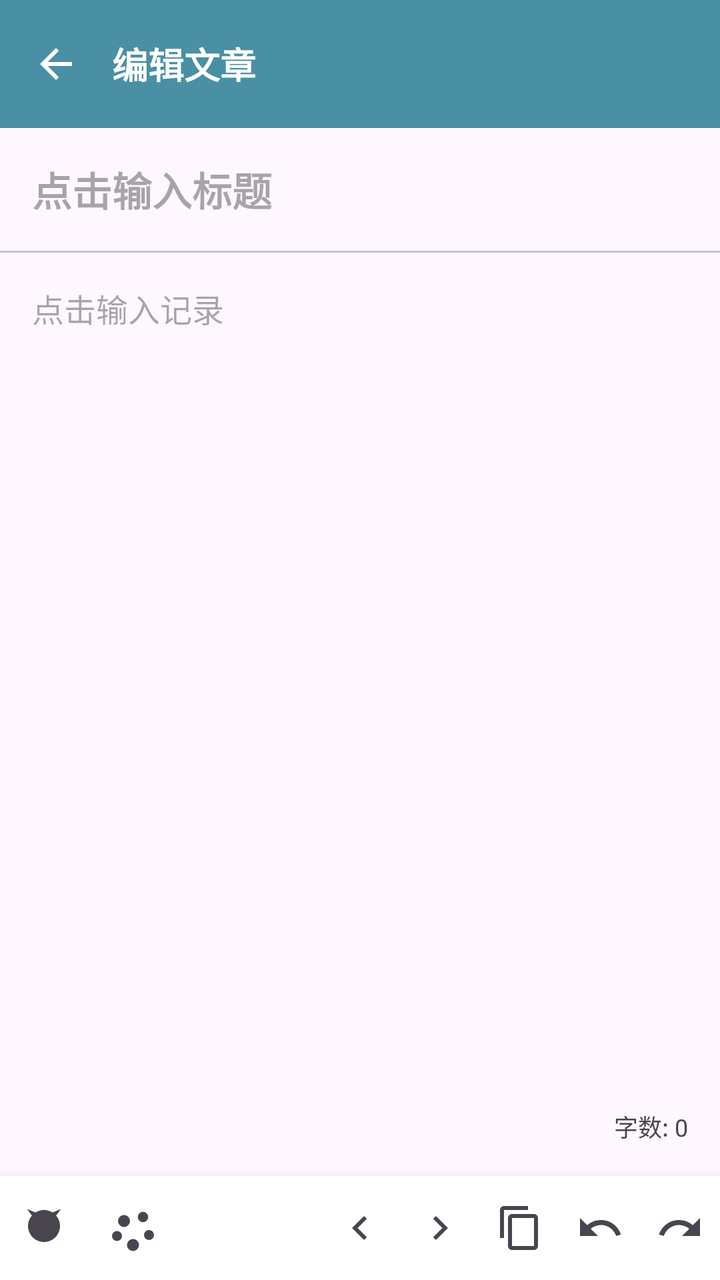
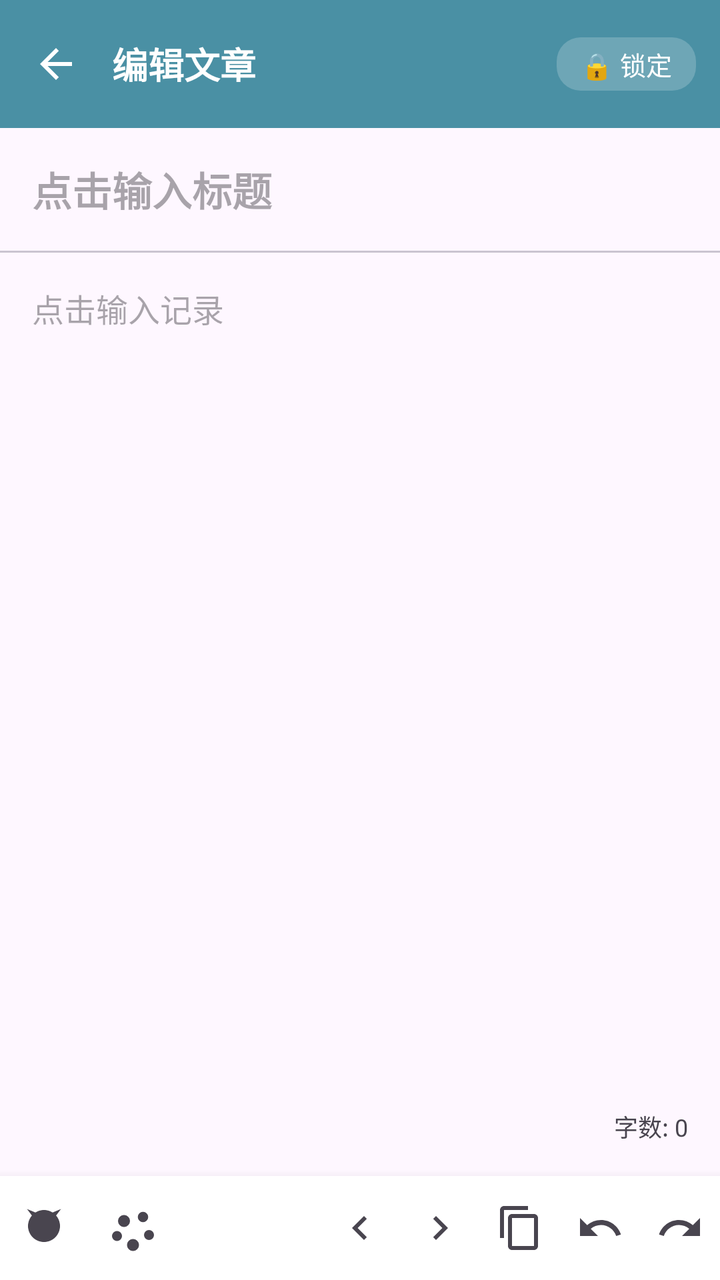

Screens rendered from an Android XML layout before and after an edit, with the pre-edit source and the edit as a unified diff.
<!-- AndroidManifest.xml: application theme Theme.MiaodiNote -->
<!-- res/layout/fragment_edit.xml -->
<?xml version="1.0" encoding="utf-8"?>
<LinearLayout xmlns:android="http://schemas.android.com/apk/res/android"
    xmlns:app="http://schemas.android.com/apk/res-auto"
    android:layout_width="match_parent"
    android:layout_height="match_parent"
    android:orientation="vertical">

    <com.google.android.material.appbar.MaterialToolbar
        android:id="@+id/toolbar"
        android:layout_width="match_parent"
        android:layout_height="?attr/actionBarSize"
        android:background="?attr/colorPrimary"
        app:navigationIcon="@drawable/ic_back"
        app:navigationIconTint="@android:color/white">

        <TextView
            android:layout_width="wrap_content"
            android:layout_height="wrap_content"
            android:text="编辑文章"
            android:textColor="@android:color/white"
            android:textSize="18sp"
            android:textStyle="bold" />
    </com.google.android.material.appbar.MaterialToolbar>

    <EditText
        android:id="@+id/etTitle"
        android:layout_width="match_parent"
        android:layout_height="wrap_content"
        android:hint="点击输入标题"
        android:textSize="20sp"
        android:textStyle="bold"
        android:padding="16dp"
        android:background="@android:color/transparent"
        android:inputType="text" />

    <View
        android:layout_width="match_parent"
        android:layout_height="1dp"
        android:background="?attr/colorOutlineVariant" />

    <EditText
        android:id="@+id/etContent"
        android:layout_width="match_parent"
        android:layout_height="0dp"
        android:layout_weight="1"
        android:hint="点击输入记录"
        android:textSize="16sp"
        android:padding="16dp"
        android:gravity="top"
        android:background="@android:color/transparent"
        android:inputType="textMultiLine|textCapSentences"
        android:scrollbars="vertical" />

    <TextView
        android:id="@+id/tvWordCount"
        android:layout_width="wrap_content"
        android:layout_height="wrap_content"
        android:layout_gravity="end"
        android:layout_margin="16dp"
        android:text="字数: 0"
        android:textSize="12sp"
        android:textColor="?attr/colorOnSurfaceVariant" />

    
    <LinearLayout
        android:id="@+id/bottomToolbar"
        android:layout_width="match_parent"
        android:layout_height="wrap_content"
        android:orientation="horizontal"
        android:gravity="center"
        android:paddingVertical="6dp"
        android:background="?attr/colorSurface"
        android:elevation="8dp">

        <ImageButton
            android:id="@+id/btnToolCat"
            android:layout_width="44dp"
            android:layout_height="40dp"
            android:background="?attr/selectableItemBackgroundBorderless"
            android:src="@drawable/ic_cat_small"
            app:tint="?attr/colorOnSurfaceVariant"
            android:contentDescription="猫咪" />

        <ImageButton
            android:id="@+id/btnToolPaw"
            android:layout_width="44dp"
            android:layout_height="40dp"
            android:background="?attr/selectableItemBackgroundBorderless"
            android:src="@drawable/ic_paw"
            app:tint="?attr/colorOnSurfaceVariant"
            android:contentDescription="爪子" />

        <Space
            android:layout_width="0dp"
            android:layout_height="1dp"
            android:layout_weight="1" />

        <ImageButton
            android:id="@+id/btnToolPrev"
            android:layout_width="40dp"
            android:layout_height="40dp"
            android:background="?attr/selectableItemBackgroundBorderless"
            android:src="@drawable/ic_arrow_left"
            app:tint="?attr/colorOnSurfaceVariant"
            android:contentDescription="上一个" />

        <ImageButton
            android:id="@+id/btnToolNext"
            android:layout_width="40dp"
            android:layout_height="40dp"
            android:background="?attr/selectableItemBackgroundBorderless"
            android:src="@drawable/ic_arrow_right"
            app:tint="?attr/colorOnSurfaceVariant"
            android:contentDescription="下一个" />

        <ImageButton
            android:id="@+id/btnToolCopy"
            android:layout_width="40dp"
            android:layout_height="40dp"
            android:background="?attr/selectableItemBackgroundBorderless"
            android:src="@drawable/ic_copy"
            app:tint="?attr/colorOnSurfaceVariant"
            android:contentDescription="复制" />

        <ImageButton
            android:id="@+id/btnToolUndo"
            android:layout_width="40dp"
            android:layout_height="40dp"
            android:background="?attr/selectableItemBackgroundBorderless"
            android:src="@drawable/ic_undo"
            app:tint="?attr/colorOnSurfaceVariant"
            android:contentDescription="撤销" />

        <ImageButton
            android:id="@+id/btnToolRedo"
            android:layout_width="40dp"
            android:layout_height="40dp"
            android:background="?attr/selectableItemBackgroundBorderless"
            android:src="@drawable/ic_redo"
            app:tint="?attr/colorOnSurfaceVariant"
            android:contentDescription="重做" />
    </LinearLayout>
</LinearLayout>
<!-- resources referenced by this layout -->
<resources>
  <!-- drawable ic_arrow_left (drawable) -->
  <?xml version="1.0" encoding="utf-8"?>
  <vector xmlns:android="http://schemas.android.com/apk/res/android"
      android:width="24dp"
      android:height="24dp"
      android:viewportWidth="24"
      android:viewportHeight="24">
      <path
          android:fillColor="#FF000000"
          android:pathData="M15.41,16.59L10.83,12l4.58,-4.59L14,6l-6,6 6,6z" />
  </vector>
  <!-- drawable ic_arrow_right (drawable) -->
  <?xml version="1.0" encoding="utf-8"?>
  <vector xmlns:android="http://schemas.android.com/apk/res/android"
      android:width="24dp"
      android:height="24dp"
      android:viewportWidth="24"
      android:viewportHeight="24">
      <path
          android:fillColor="#FF000000"
          android:pathData="M8.59,16.59L13.17,12 8.59,7.41 10,6l6,6 -6,6z" />
  </vector>
  <!-- drawable ic_back (drawable) -->
  <?xml version="1.0" encoding="utf-8"?>
  <vector xmlns:android="http://schemas.android.com/apk/res/android"
      android:width="24dp"
      android:height="24dp"
      android:viewportWidth="24"
      android:viewportHeight="24">
      <path
          android:fillColor="#FFFFFF"
          android:pathData="M20,11L7.83,11l5.59,-5.59L12,4l-8,8 8,8 1.41,-1.41L7.83,13L20,13z" />
  </vector>
  <!-- drawable ic_copy (drawable) -->
  <?xml version="1.0" encoding="utf-8"?>
  <vector xmlns:android="http://schemas.android.com/apk/res/android"
      android:width="24dp"
      android:height="24dp"
      android:viewportWidth="24"
      android:viewportHeight="24">
      <path
          android:fillColor="#FF000000"
          android:pathData="M16,1H4C2.9,1 2,1.9 2,3v14h2V3h12V1zM19,5H8C6.9,5 6,5.9 6,7v14c0,1.1 0.9,2 2,2h11c1.1,0 2,-0.9 2,-2V7C21,5.9 20.1,5 19,5zM19,21H8V7h11V21z" />
  </vector>
  <!-- drawable ic_redo (drawable) -->
  <?xml version="1.0" encoding="utf-8"?>
  <vector xmlns:android="http://schemas.android.com/apk/res/android"
      android:width="24dp"
      android:height="24dp"
      android:viewportWidth="24"
      android:viewportHeight="24">
      <path
          android:fillColor="#FF000000"
          android:pathData="M11.5,8c2.65,0 5.05,0.99 6.9,2.6L22,7v9h-9l3.62,-3.62c-1.39,-1.16 -3.16,-1.88 -5.12,-1.88 -3.54,0 -6.55,2.31 -7.6,5.5l-2.37,-0.78C2.92,11.03 6.85,8 11.5,8z" />
  </vector>
  <!-- drawable ic_undo (drawable) -->
  <?xml version="1.0" encoding="utf-8"?>
  <vector xmlns:android="http://schemas.android.com/apk/res/android"
      android:width="24dp"
      android:height="24dp"
      android:viewportWidth="24"
      android:viewportHeight="24">
      <path
          android:fillColor="#FF000000"
          android:pathData="M12.5,8c-2.65,0 -5.05,0.99 -6.9,2.6L2,7v9h9l-3.62,-3.62c1.39,-1.16 3.16,-1.88 5.12,-1.88 3.54,0 6.55,2.31 7.6,5.5l2.37,-0.78C21.08,11.03 17.15,8 12.5,8z" />
  </vector>
  <color name="primary">#4A90A4</color>
  <color name="amber">#FFB300</color>
  <color name="surface">#FFFFFF</color>
  <color name="on_surface">#1C1B1F</color>
  <color name="on_surface_variant">#49454F</color>
  <color name="outline">#79747E</color>
  <color name="outline_variant">#CAC4D0</color>
  <color name="primary_dark">#3D7A8C</color>
  <!-- unchanged entries left out for length: 3 -->
</resources>

<!-- the commit's change to res/layout/fragment_edit.xml (unified diff, before → after) -->
@@ -13,13 +13,33 @@
         app:navigationIcon="@drawable/ic_back"
         app:navigationIconTint="@android:color/white">
 
-        <TextView
-            android:layout_width="wrap_content"
+        <LinearLayout
+            android:layout_width="match_parent"
             android:layout_height="wrap_content"
-            android:text="编辑文章"
-            android:textColor="@android:color/white"
-            android:textSize="18sp"
-            android:textStyle="bold" />
+            android:orientation="horizontal"
+            android:gravity="center_vertical">
+
+            <TextView
+                android:layout_width="0dp"
+                android:layout_height="wrap_content"
+                android:layout_weight="1"
+                android:text="编辑文章"
+                android:textColor="@android:color/white"
+                android:textSize="18sp"
+                android:textStyle="bold" />
+
+            <TextView
+                android:id="@+id/btnStatusSwitch"
+                android:layout_width="wrap_content"
+                android:layout_height="wrap_content"
+                android:text="🔒 锁定"
+                android:textColor="@android:color/white"
+                android:textSize="13sp"
+                android:paddingHorizontal="12dp"
+                android:paddingVertical="4dp"
+                android:background="@drawable/bg_status_switch"
+                android:layout_marginEnd="12dp" />
+        </LinearLayout>
     </com.google.android.material.appbar.MaterialToolbar>
 
     <EditText
<!-- resource entries referenced after the edit -->
@@ -1,5 +1,15 @@
 <!-- resources referenced by this layout -->
 <resources>
+  <!-- drawable bg_status_switch (drawable) -->
+  <?xml version="1.0" encoding="utf-8"?>
+  <layer-list xmlns:android="http://schemas.android.com/apk/res/android">
+      <item>
+          <shape android:shape="rectangle">
+              <solid android:color="#33FFFFFF" />
+              <corners android:radius="12dp" />
+          </shape>
+      </item>
+  </layer-list>
   <!-- drawable ic_arrow_left (drawable) -->
   <?xml version="1.0" encoding="utf-8"?>
   <vector xmlns:android="http://schemas.android.com/apk/res/android"
